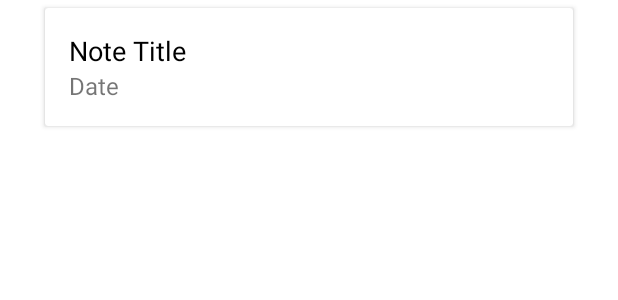
After one commit to huremovicm/NeptuneNotes, an Android app: the layout item.xml on its own in the app's theme, with its tools: preview values and no code run, on a phone screen of 412 x 824 dp. The commit adds this screen. Shown: the top 300 px of the screen. Run offline under Robolectric (Android 15) with nearby library versions, the phone set to English and light mode, and no system bars.

Commit message:
Added notes Recyclerview on NoteRV activity.

```diff
--- /dev/null
+++ b/app/src/main/res/layout/item.xml
@@ -0,0 +1,56 @@
+<?xml version="1.0" encoding="utf-8"?>
+<androidx.cardview.widget.CardView xmlns:android="http://schemas.android.com/apk/res/android"
+    android:layout_width="match_parent"
+    android:layout_height="wrap_content"
+    xmlns:app="http://schemes.android.com/apk/res-auto"
+    app:cardElevation="8dp"
+    app:cardCornerRadius="8dp"
+    android:layout_marginLeft="30dp"
+    android:layout_marginRight="30dp"
+    android:layout_marginTop="5dp"
+    android:layout_marginBottom="5dp"
+    >
+
+    <LinearLayout
+        android:layout_width="wrap_content"
+        android:layout_height="wrap_content"
+        android:layout_margin="16dp"
+        android:orientation="vertical">
+
+    <LinearLayout
+        android:layout_width="wrap_content"
+        android:layout_height="wrap_content"
+        android:layout_gravity="center_vertical"
+        android:orientation="horizontal"
+        >
+
+    <TextView
+        android:id="@+id/titleNoteList"
+        android:layout_width="wrap_content"
+        android:layout_height="wrap_content"
+        android:text="Note Title"
+        android:textColor="@color/black"
+        android:textSize="18sp"></TextView>
+
+    </LinearLayout>
+
+    <LinearLayout
+        android:layout_width="wrap_content"
+        android:layout_height="wrap_content"
+        android:layout_gravity="center_vertical"
+        android:orientation="horizontal"
+        >
+
+        <TextView
+            android:id="@+id/DateNoteList"
+            android:layout_width="wrap_content"
+            android:layout_height="wrap_content"
+            android:text="Date"
+
+            android:textSize="16sp"></TextView>
+
+    </LinearLayout>
+
+
+    </LinearLayout>
+</androidx.cardview.widget.CardView>
```
Also changed, not shown: app/src/main/java/com/example/neptunenotes/NotesRV.java (+39 -1 lines), app/src/main/java/com/example/neptunenotes/noteAdapter.java (added, +64 -0 lines), app/src/main/res/layout/activity_notes_rv.xml (+10 -1 lines).
